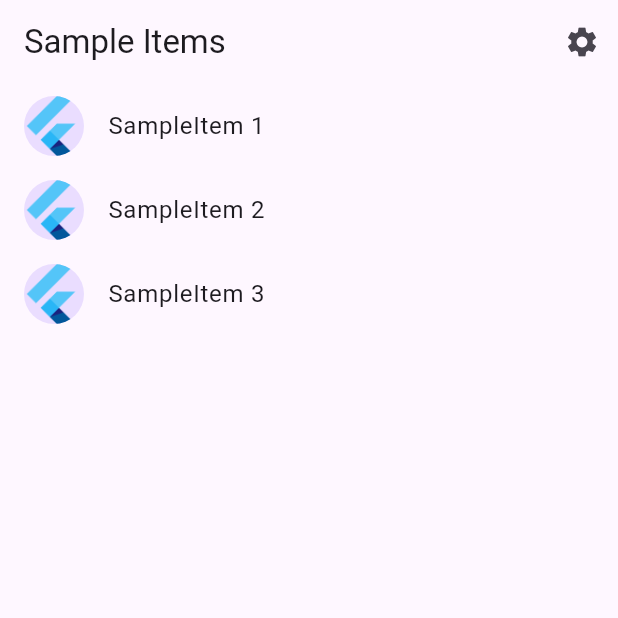
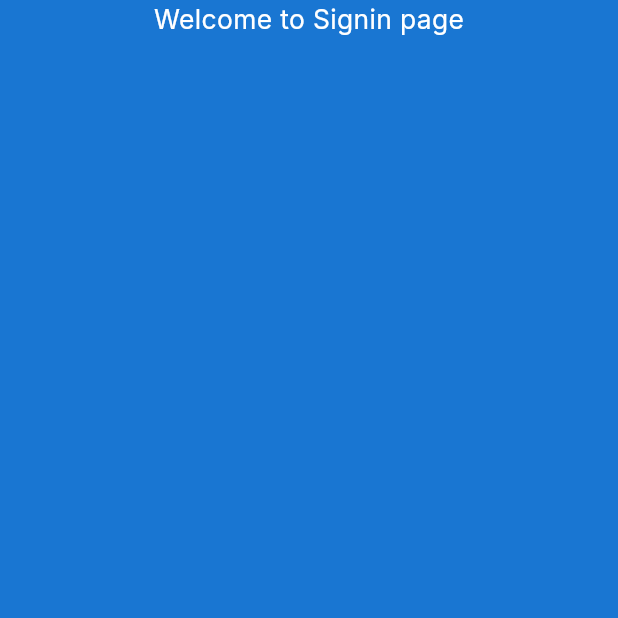
Before and after one commit to ejezievictor/in-ride, a Flutter app: the screen it shows after launch, on a phone screen of 412 x 824 dp, the top half of it. Run offline on Flutter 3.47's test engine with Material 3 defaults, Android fonts, the phone set to English and light mode, and no system bars; our stand-ins replace flutter_screenutil, google_fonts; generated files the repository leaves out were written again.

Commit message:
improve code and folder structure :art: intoduce splash_screen & signin_screen :sparkles: :sparkles:

```diff
--- a/lib/main.dart
+++ b/lib/main.dart
@@ -1,4 +1,5 @@
- import 'package:flutter/material.dart';
+import 'package:flutter/material.dart';
+import 'package:in_ride/src/core/utils/navigation/route_navigator.dart';
 
 import 'src/app.dart';
 import 'src/settings/settings_controller.dart';
@@ -16,5 +17,8 @@ void main() async {
   // Run the app and pass in the SettingsController. The app listens to the
   // SettingsController for changes, then passes it further down to the
   // SettingsView.
+
+  /// Load RouteNavigator
+  CustomNavigator.init(settingsController);
   runApp(MyApp(settingsController: settingsController));
 }
--- a/lib/src/app.dart
+++ b/lib/src/app.dart
@@ -1,11 +1,11 @@
 import 'package:flutter/material.dart';
 import 'package:flutter_gen/gen_l10n/app_localizations.dart';
 import 'package:flutter_localizations/flutter_localizations.dart';
+import 'package:flutter_screenutil/flutter_screenutil.dart';
+import 'package:in_ride/src/core/utils/navigation/route_navigator.dart';
+import 'package:in_ride/src/core/utils/theme/theme.dart';
 
-import 'sample_feature/sample_item_details_view.dart';
-import 'sample_feature/sample_item_list_view.dart';
 import 'settings/settings_controller.dart';
-import 'settings/settings_view.dart';
 
 /// The Widget that configures your application.
 class MyApp extends StatelessWidget {
@@ -25,7 +25,9 @@ class MyApp extends StatelessWidget {
     return ListenableBuilder(
       listenable: settingsController,
       builder: (BuildContext context, Widget? child) {
-        return MaterialApp(
+        return ScreenUtilInit(
+          designSize: const Size(375, 812),
+          builder: (context, child) => MaterialApp(
             // Providing a restorationScopeId allows the Navigator built by the
             // MaterialApp to restore the navigation stack when a user leaves and
             // returns to the app after it has been killed while running in the
@@ -35,6 +37,7 @@ class MyApp extends StatelessWidget {
             // Provide the generated AppLocalizations to the MaterialApp. This
             // allows descendant Widgets to display the correct translations
             // depending on the user's locale.
+            debugShowCheckedModeBanner: false,
             localizationsDelegates: const [
               AppLocalizations.delegate,
               GlobalMaterialLocalizations.delegate,
@@ -56,28 +59,26 @@ class MyApp extends StatelessWidget {
             // Define a light and dark color theme. Then, read the user's
             // preferred ThemeMode (light, dark, or system default) from the
             // SettingsController to display the correct theme.
-          theme: ThemeData(),
+            theme: AppTheme.themeData,
             darkTheme: ThemeData.dark(),
             themeMode: settingsController.themeMode,
 
+            // Set the name of the App
+            title: 'InRide',
+            navigatorKey: navKey,
+
             // Define a function to handle named routes in order to support
             // Flutter web url navigation and deep linking.
-          onGenerateRoute: (RouteSettings routeSettings) {
-            return MaterialPageRoute<void>(
-              settings: routeSettings,
-              builder: (BuildContext context) {
-                switch (routeSettings.name) {
-                  case SettingsView.routeName:
-                    return SettingsView(controller: settingsController);
-                  case SampleItemDetailsView.routeName:
-                    return const SampleItemDetailsView();
-                  case SampleItemListView.routeName:
-                  default:
-                    return const SampleItemListView();
-                }
-              },
+            // Route can be found at route_navigator.dart file
+            onGenerateRoute: (settings) {
+              return Transitions.slideIn(
+                CustomNavigator.getRouteName(
+                    settings.name ?? '', settings.arguments),
+                settings,
               );
             },
+
+          ),
         );
       },
     );
--- /dev/null
+++ b/lib/src/core/utils/navigation/route_navigator.dart
@@ -0,0 +1,93 @@
+import 'dart:developer';
+
+import 'package:flutter/material.dart';
+import 'package:in_ride/src/presentation/features/features_barrel.dart';
+import 'package:in_ride/src/settings/settings_controller.dart';
+import 'package:in_ride/src/settings/settings_view.dart';
+
+part './router.dart';
+part './transitions.dart';
+
+/// Custom Route Navigator
+/// Handle all our navigation logic
+
+final navKey = GlobalKey<NavigatorState>();
+
+class CustomNavigator {
+  CustomNavigator._();
+
+  static BuildContext? get context => navKey.currentContext;
+
+  static NavigatorState? get state => navKey.currentState;
+
+  static late SettingsController settingsController;
+
+  /// Init the SettingsController for the Theme
+  static void init(SettingsController controller) {
+    settingsController = controller;
+  }
+
+  static Future<T> pushToWihRouteAndNavKey<T>(Route route) async {
+    return await state!.push(route);
+  }
+
+  static Future<T?> pushToWithNavKey<T extends Object?>(
+    String page, {
+    Object? arguments,
+  }) {
+    return state!.push<T>(
+      Transitions.slideIn(
+        getRouteName(page, arguments),
+        RouteSettings(name: page, arguments: arguments),
+      ),
+    );
+  }
+
+// Works like Navigator.pushReplacementNamed, just a little tweak to make it work with Named routes
+  static Future<T?>
+      pushReplacementNamedToWithRoute<T extends Object?, TO extends Object?>(
+    String page, {
+    Object? arguments,
+  }) {
+    return state!.pushReplacement(
+      Transitions.slideIn(
+        getRouteName(page, arguments),
+        RouteSettings(name: page, arguments: arguments),
+      ),
+    );
+  }
+
+  static Future<T?> pushNamedAndRemoveUntil<T extends Object?>(
+    String page,
+    RoutePredicate predicate, {
+    Object? arguments,
+  }) {
+    return state!.pushAndRemoveUntil<T>(
+      Transitions.slideIn(
+        getRouteName(page, arguments),
+        RouteSettings(name: page, arguments: arguments),
+      ),
+      predicate,
+    );
+  }
+
+  void pop<T>([T? value]) {
+    return state!.pop<T>(value);
+  }
+
+  static Widget getRouteName(String routeName, Object? arguments) {
+    // This should return the widget for the given route name
+    // You'll need to implement this based on your route structure
+    switch (routeName) {
+      case SplashScreen.routeName:
+        return const SplashScreen();
+      case SigninScreen.routeName:
+        return const SigninScreen();
+      case SettingsView.routeName:
+        return SettingsView(controller: settingsController);
+
+      default:
+        return const Scaffold(body: Center(child: Text('Route not found')));
+    }
+  }
+}
--- /dev/null
+++ b/lib/src/core/utils/navigation/transitions.dart
@@ -0,0 +1,21 @@
+part of './route_navigator.dart';
+
+class Transitions {
+  static Route<T> slideIn<T>(Widget page, RouteSettings settings) {
+    log('Navigating to: ${settings.name}');
+    return PageRouteBuilder(
+      settings: settings,
+      pageBuilder: (context, animation, secondaryAnimation) => page,
+      transitionsBuilder: (context, animation, secondaryAnimation, child) {
+        const begin = Offset(1.0, 0.0);
+        const end = Offset.zero;
+        const curve = Curves.easeInOut;
+        var tween =
+            Tween(begin: begin, end: end).chain(CurveTween(curve: curve));
+        var offsetAnimation = animation.drive(tween);
+        return SlideTransition(position: offsetAnimation, child: child);
+      },
+      transitionDuration: const Duration(milliseconds: 500),
+    );
+  }
+}
--- /dev/null
+++ b/lib/src/core/utils/palette/color_palette.dart
@@ -0,0 +1,10 @@
+
+import 'package:flutter/material.dart';
+
+/// contains various colors used in the application
+///
+
+abstract class Palette {
+  static const backgroundColor = Color(0xFF1976D2);
+  static const textColor = Color(0xFFFFFFFF);
+}
--- /dev/null
+++ b/lib/src/core/utils/theme/theme.dart
@@ -0,0 +1,114 @@
+import 'package:flutter/material.dart';
+import 'package:flutter_screenutil/flutter_screenutil.dart';
+import 'package:google_fonts/google_fonts.dart';
+import 'package:in_ride/src/core/utils/palette/color_palette.dart';
+
+/// Theme
+///
+class AppTheme {
+  AppTheme._();
+
+  static final ThemeData themeData = ThemeData(
+    fontFamily: 'inter',
+    scaffoldBackgroundColor: Palette.backgroundColor,
+    floatingActionButtonTheme: const FloatingActionButtonThemeData(
+      shape: CircleBorder(),
+      // backgroundColor: Palette.iconColor,
+    ),
+    appBarTheme:
+        const AppBarTheme(elevation: 0, backgroundColor: Colors.transparent),
+    elevatedButtonTheme: ElevatedButtonThemeData(
+      style: ElevatedButton.styleFrom(
+        // backgroundColor: Palette.buttonColor,
+        shape: RoundedRectangleBorder(borderRadius: BorderRadius.circular(4)),
+      ),
+    ),
+    textTheme: TextTheme(
+      displayLarge: displayLargeMedium,
+      displayMedium: displayMediumBold,
+      displaySmall: displaySmallMedium,
+      bodyLarge: textLargeRegular,
+      bodyMedium: textMediumRegular,
+      bodySmall: textSmallRegular,
+      labelSmall: textSmallMedium,
+      titleLarge: textLargeBold,
+      titleSmall: textSmallBold,
+    ).apply(fontSizeFactor: 1.sp),
+  );
+
+  static TextStyle displayLargeBold = GoogleFonts.inter(
+    fontSize: 40,
+    fontWeight: FontWeight.bold,
+    height: 1.5,
+    color: Palette.textColor,
+  );
+  static TextStyle displayLargeMedium = GoogleFonts.inter(
+    fontSize: 32,
+    fontWeight: FontWeight.w700,
+    height: 1.18,
+    color: Palette.textColor,
+  );
+  static TextStyle displayMediumBold = GoogleFonts.inter(
+    fontSize: 24,
+    fontWeight: FontWeight.w700,
+    height: 1.38,
+    color: Palette.textColor,
+  );
+
+  static TextStyle displaySmallBold = GoogleFonts.inter(
+    fontSize: 20,
+    fontWeight: FontWeight.w700,
+    height: 1.5,
+    color: Palette.textColor,
+  );
+  static TextStyle displaySmallMedium = GoogleFonts.inter(
+    fontSize: 20,
+    fontWeight: FontWeight.w500,
+    height: 1.5,
+    color: Palette.textColor,
+  );
+  static TextStyle textLargeBold = GoogleFonts.inter(
+    fontSize: 20,
+    fontWeight: FontWeight.bold,
+    height: 1.5,
+    color: Palette.textColor,
+  );
+
+  static TextStyle textLargeRegular = GoogleFonts.inter(
+    fontSize: 20,
+    fontWeight: FontWeight.w400,
+    height: 1.5,
+    color: Palette.textColor,
+  );
+  static TextStyle textMediumBold = GoogleFonts.inter(
+    fontSize: 16,
+    fontWeight: FontWeight.w700,
+    height: 1.38,
+    color: Palette.textColor,
+  );
+
+  static TextStyle textMediumRegular = GoogleFonts.inter(
+    fontSize: 16,
+    fontWeight: FontWeight.w400,
+    height: 1.38,
+    color: Palette.textColor,
+  );
+  static TextStyle textSmallBold = GoogleFonts.inter(
+    fontSize: 14,
+    fontWeight: FontWeight.w700,
+    height: 1.36,
+    color: Palette.textColor,
+  );
+  static TextStyle textSmallMedium = GoogleFonts.inter(
+    fontSize: 14,
+    fontWeight: FontWeight.w500,
+    height: 1.36,
+    color: Palette.textColor,
+  );
+  static TextStyle textSmallRegular = GoogleFonts.inter(
+    fontSize: 12,
+    fontWeight: FontWeight.w400,
+    height: 1.36,
+    color: Palette.textColor,
+  );
+}
--- /dev/null
+++ b/lib/src/presentation/controller/signin_controller.dart
@@ -0,0 +1,17 @@
+import 'package:flutter/material.dart';
+import 'package:in_ride/src/core/utils/stateless_view.dart';
+
+part './../features/auth/signin_view.dart';
+
+class SigninScreen extends StatefulWidget {
+  const SigninScreen({super.key});
+  static const routeName = '/sign-in';
+
+  @override
+  State<SigninScreen> createState() => SigninController();
+}
+
+class SigninController extends State<SigninScreen> {
+  @override
+  Widget build(BuildContext context) => _SigninView(this);
+}
--- /dev/null
+++ b/lib/src/presentation/features/auth/signin_view.dart
@@ -0,0 +1,20 @@
+part of '../../controller/signin_controller.dart';
+
+/// Display the startup logo of the application when it's been opened
+///
+///
+
+class _SigninView extends StatelessView<SigninScreen, SigninController> {
+  const _SigninView(super.key);
+
+  @override
+  Widget build(BuildContext context) {
+    return const Scaffold(
+      body: Center(
+        child: Column(
+          children: [Text('Welcome to Signin page')],
+        ),
+      ),
+    );
+  }
+}
--- /dev/null
+++ b/lib/src/presentation/features/features_barrel.dart
@@ -0,0 +1,5 @@
+
+/// Our screen and controller export file
+
+export './../controller/splash_controller.dart';
+export '../controller/signin_controller.dart';
--- a/pubspec.yaml
+++ b/pubspec.yaml
@@ -14,6 +14,9 @@ dependencies:
     sdk: flutter
   flutter_localizations:
     sdk: flutter
+  flutter_screenutil: ^5.9.3
+  google_fonts: ^6.2.1
+  provider: ^6.1.2
 
 dev_dependencies:
   flutter_test:
```
Also changed, not shown: lib/src/core/utils/assets.gen.dart (added, +11 -0 lines), lib/src/core/utils/navigation/router.dart (added, +22 -0 lines), lib/src/core/utils/stateless_view.dart (added, +12 -0 lines), lib/src/core/widgets/custom_sizedbox.dart (added, +23 -0 lines), lib/src/presentation/controller/splash_controller.dart (added, +69 -0 lines), lib/src/presentation/features/splash_screen/splash_view.dart (added, +58 -0 lines), pubspec.lock, 1 other file. Lines whose indentation alone changed are shown as unchanged.
